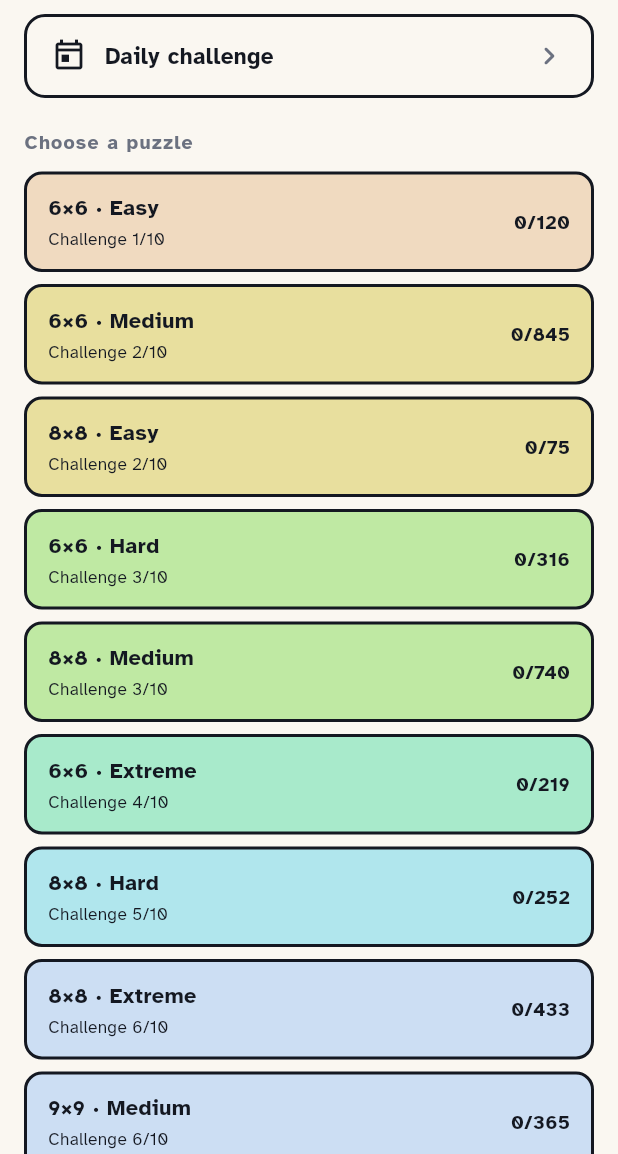
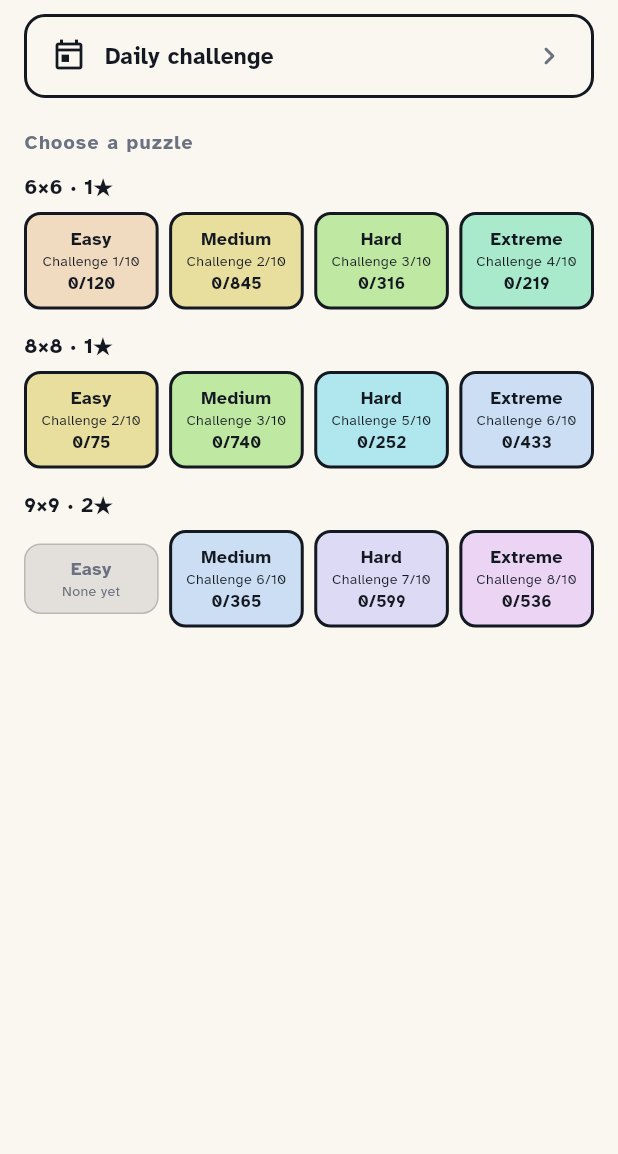
Before and after one commit to vitorA-Q/nodro, a Flutter app: the screen it shows after launch, on a phone screen of 412 x 824 dp, the part 82-1236 px from its top. Run offline on Flutter 3.47's test engine with Material 3 defaults, Android fonts, the phone set to English and light mode, and no system bars; our stand-ins replace shared_preferences.

Commit message:
fix(ui): block 1 corrections to the hub, header, picker and daily
1.1 HUB back to a grid by size: one row per board size, four difficulty tiles
across. Ordering the whole hub by global challenge was tried and it destroyed
the grouping the eye relies on, turning the hub into a long flat list. The
challenge number keeps doing its job of making sizes comparable without having
to dictate the layout to do it. Each tile carries label, challenge, solved
count and best time.

1.2 PUZZLE NUMBER in the play header and in the share text. LibraryPuzzle now
carries a one-based position within its group.

1.3 PICKER is a grid of real board thumbnails, drawn with the actual board
painter on an empty grid so a thumbnail can never drift from the board it
promises. The repeated challenge badge is gone: within a group every puzzle has
the same size and tier by construction, so the number was noise and the shape
is what distinguishes one board from another. Per-puzzle best times are now
recorded and shown.

1.4 THE DAILY does not offer another puzzle. Handing out a fresh board at the
exact moment one-per-day should become clear would argue against the mechanic
while announcing it, so the daily completion sheet offers share and back only.

Full suite: 87 passed, 1 skipped.

Co-Authored-By: Claude Opus 5 <noreply@anthropic.com>

```diff
--- a/lib/data/progress_repository.dart
+++ b/lib/data/progress_repository.dart
@@ -19,6 +19,17 @@ abstract class ProgressRepository {
 
   /// Best time in seconds for a group, or null if never finished.
   int? bestTime(String groupKey);
+
+  /// Best time for one specific puzzle, or null if never finished.
+  int? timeFor(String puzzleId);
+
+  /// Every recorded per-puzzle time, for the statistics screen.
+  Map<String, int> allTimes();
+
+  /// How many hints have been taken, per technique id.
+  Map<String, int> hintCounts();
+
+  Future<void> recordHint(String techniqueId);
 
   /// The game in progress, as an opaque blob, or null.
   String? savedGame();
@@ -87,10 +98,14 @@ class SharedPrefsProgressRepository implements ProgressRepository {
   static const String _gameKey = 'nodro.game.v1';
   static const String _dailyKey = 'nodro.daily.v2';
   static const String _autoMarkKey = 'nodro.automark.v1';
+  static const String _timesKey = 'nodro.times.v1';
+  static const String _hintsKey = 'nodro.hints.v1';
 
   SharedPreferences? _prefs;
   Map<String, Set<String>> _solved = <String, Set<String>>{};
   Map<String, int> _best = <String, int>{};
+  Map<String, int> _times = <String, int>{};
+  Map<String, int> _hints = <String, int>{};
   Map<String, DailyResult> _daily = <String, DailyResult>{};
 
   @override
@@ -111,6 +126,16 @@ class SharedPrefsProgressRepository implements ProgressRepository {
       if (rawBest != null) {
         final decoded = jsonDecode(rawBest) as Map<String, dynamic>;
         _best = decoded.map((key, value) => MapEntry(key, value as int));
+      }
+      final rawTimes = _prefs!.getString(_timesKey);
+      if (rawTimes != null) {
+        _times = (jsonDecode(rawTimes) as Map<String, dynamic>)
+            .map((key, value) => MapEntry(key, value as int));
+      }
+      final rawHints = _prefs!.getString(_hintsKey);
+      if (rawHints != null) {
+        _hints = (jsonDecode(rawHints) as Map<String, dynamic>)
+            .map((key, value) => MapEntry(key, value as int));
       }
       final rawDaily = _prefs!.getString(_dailyKey);
       if (rawDaily != null) {
@@ -142,15 +167,35 @@ class SharedPrefsProgressRepository implements ProgressRepository {
     if (previous == null || seconds < previous) {
       _best[groupKey] = seconds;
     }
+    final previousForPuzzle = _times[puzzleId];
+    if (previousForPuzzle == null || seconds < previousForPuzzle) {
+      _times[puzzleId] = seconds;
+    }
     await _prefs?.setString(
         _solvedKey,
         jsonEncode(
             _solved.map((key, value) => MapEntry(key, value.toList()))));
     await _prefs?.setString(_bestKey, jsonEncode(_best));
+    await _prefs?.setString(_timesKey, jsonEncode(_times));
   }
 
   @override
   int? bestTime(String groupKey) => _best[groupKey];
+
+  @override
+  int? timeFor(String puzzleId) => _times[puzzleId];
+
+  @override
+  Map<String, int> allTimes() => Map<String, int>.unmodifiable(_times);
+
+  @override
+  Map<String, int> hintCounts() => Map<String, int>.unmodifiable(_hints);
+
+  @override
+  Future<void> recordHint(String techniqueId) async {
+    _hints[techniqueId] = (_hints[techniqueId] ?? 0) + 1;
+    await _prefs?.setString(_hintsKey, jsonEncode(_hints));
+  }
 
   @override
   String? savedGame() => _prefs?.getString(_gameKey);
@@ -198,6 +243,8 @@ class InMemoryProgressRepository implements ProgressRepository {
   final Map<String, Set<String>> _solved = <String, Set<String>>{};
   final Map<String, int> _best = <String, int>{};
   final Map<String, DailyResult> _daily = <String, DailyResult>{};
+  final Map<String, int> _times = <String, int>{};
+  final Map<String, int> _hints = <String, int>{};
   String? _game;
   AutoMarkSetting _autoMark = 'full';
 
@@ -216,10 +263,28 @@ class InMemoryProgressRepository implements ProgressRepository {
     if (previous == null || seconds < previous) {
       _best[groupKey] = seconds;
     }
+    final previousForPuzzle = _times[puzzleId];
+    if (previousForPuzzle == null || seconds < previousForPuzzle) {
+      _times[puzzleId] = seconds;
+    }
   }
 
   @override
   int? bestTime(String groupKey) => _best[groupKey];
+
+  @override
+  int? timeFor(String puzzleId) => _times[puzzleId];
+
+  @override
+  Map<String, int> allTimes() => Map<String, int>.unmodifiable(_times);
+
+  @override
+  Map<String, int> hintCounts() => Map<String, int>.unmodifiable(_hints);
+
+  @override
+  Future<void> recordHint(String techniqueId) async {
+    _hints[techniqueId] = (_hints[techniqueId] ?? 0) + 1;
+  }
 
   @override
   String? savedGame() => _game;
--- a/lib/data/puzzle_library.dart
+++ b/lib/data/puzzle_library.dart
@@ -39,12 +39,16 @@ class PuzzleGroup {
 
 /// A puzzle plus where it came from, so progress can be recorded against it.
 class LibraryPuzzle {
-  const LibraryPuzzle(this.id, this.group, this.entry);
+  const LibraryPuzzle(this.id, this.group, this.entry, [this.number = 0]);
 
   /// Stable within a given bank build.
   final String id;
   final PuzzleGroup group;
   final BankEntry entry;
+
+  /// One-based position within its group. What the player sees as "#55", and
+  /// what makes a shared result point at a specific board.
+  final int number;
 }
 
 /// The whole shipped bank, grouped for the selection screen.
@@ -71,11 +75,10 @@ class PuzzleLibrary {
       final entries = bank.entries;
       for (var index = 0; index < entries.length; index++) {
         final entry = entries[index];
-        final group =
-            PuzzleGroup(size, stars, Difficulty.of(entry.tier));
-        byGroup
-            .putIfAbsent(group.key, () => <LibraryPuzzle>[])
-            .add(LibraryPuzzle('${size}x$size#$index', group, entry));
+        final group = PuzzleGroup(size, stars, Difficulty.of(entry.tier));
+        final bucket = byGroup.putIfAbsent(group.key, () => <LibraryPuzzle>[]);
+        bucket.add(LibraryPuzzle(
+            '${size}x$size#$index', group, entry, bucket.length + 1));
       }
     }
 
@@ -108,19 +111,16 @@ class PuzzleLibrary {
       List<LibraryPuzzle>.unmodifiable(
           _byGroup[group.key] ?? const <LibraryPuzzle>[]);
 
-  /// Groups ordered by how hard they actually are, across sizes.
+  /// Groups for one board size, in difficulty order.
   ///
-  /// Ordering by board size hides the thing the challenge number exists to
-  /// reveal: a 6x6 Extreme is genuinely easier than a 9x9 Medium, and a hub
-  /// sorted by size argues the opposite every time it is opened.
-  List<PuzzleGroup> get groupsByChallenge {
-    final all = groups.where((group) => countIn(group) > 0).toList();
-    all.sort((a, b) {
-      final byChallenge = a.challenge.compareTo(b.challenge);
-      return byChallenge != 0 ? byChallenge : a.size.compareTo(b.size);
-    });
-    return all;
-  }
+  /// The hub is laid out as one ROW per size — a flat list ordered by challenge
+  /// was tried and destroyed the grouping the eye relies on. The challenge
+  /// number still does its job of making sizes comparable; it just does not
+  /// need to dictate the layout to do it.
+  List<PuzzleGroup> groupsForSize(int size, int stars) => <PuzzleGroup>[
+        for (final difficulty in Difficulty.values)
+          PuzzleGroup(size, stars, difficulty),
+      ];
 
   /// Picks a puzzle the player has not finished yet.
   ///
--- a/lib/ui/screens/select_screen.dart
+++ b/lib/ui/screens/select_screen.dart
@@ -5,6 +5,7 @@ import '../../data/puzzle_library.dart';
 import '../../engine/core/deterministic_random.dart';
 import '../../l10n/app_localizations.dart';
 import '../format.dart';
+import '../theme/difficulty.dart';
 import '../theme/nodro_theme.dart';
 import 'pick_screen.dart';
 import 'play_screen.dart';
@@ -273,17 +274,50 @@ class _SelectScreenState extends State<SelectScreen> {
                   ),
                 ),
                 const SizedBox(height: 10),
-                for (final group in widget.library.groupsByChallenge)
+                // One ROW per board size, four blocks across. A flat list
+                // ordered by challenge was tried and destroyed the grouping the
+                // eye relies on; the challenge number still makes sizes
+                // comparable without having to dictate the layout.
+                for (final (size, stars) in PuzzleLibrary.shippedSizes)
                   Padding(
-                    padding: const EdgeInsets.only(bottom: 8),
-                    child: _GroupRow(
+                    padding: const EdgeInsets.only(bottom: 14),
+                    child: Column(
+                      crossAxisAlignment: CrossAxisAlignment.start,
+                      children: <Widget>[
+                        Text(
+                          '$size×$size · $stars★',
+                          style: TextStyle(
+                            color: palette.ink,
+                            fontSize: 14,
+                            fontWeight: FontWeight.w700,
+                          ),
+                        ),
+                        const SizedBox(height: 6),
+                        Row(
+                          children: <Widget>[
+                            for (final group
+                                in widget.library.groupsForSize(size, stars))
+                              ...<Widget>[
+                              Expanded(
+                                child: _GroupTile(
                                   palette: palette,
                                   l10n: l10n,
                                   group: group,
                                   total: widget.library.countIn(group),
-                      solved: widget.progress.solvedIn(group.key).length,
-                      bestTime: widget.progress.bestTime(group.key),
+                                  solved: widget.progress
+                                      .solvedIn(group.key)
+                                      .length,
+                                  bestTime:
+                                      widget.progress.bestTime(group.key),
                                   onTap: () => _openGroup(group),
+                                ),
+                              ),
+                              if (group.difficulty != Difficulty.values.last)
+                                const SizedBox(width: 7),
+                            ],
+                          ],
+                        ),
+                      ],
                     ),
                   ),
               ],
@@ -295,8 +329,8 @@ class _SelectScreenState extends State<SelectScreen> {
   }
 }
 
-class _GroupRow extends StatelessWidget {
-  const _GroupRow({
+class _GroupTile extends StatelessWidget {
+  const _GroupTile({
     required this.palette,
     required this.l10n,
     required this.group,
@@ -316,68 +350,89 @@ class _GroupRow extends StatelessWidget {
 
   @override
   Widget build(BuildContext context) {
-    final complete = solved >= total && total > 0;
+    // A group can legitimately be empty: a 9x9 with two stars is never solvable
+    // by tier-1 techniques alone, so it has no Easy puzzles at all. Greying the
+    // tile is more honest than leaving a hole in the row.
+    final available = total > 0;
+    final complete = available && solved >= total;
 
     return Semantics(
-      button: true,
+      button: available,
       label: '${group.size}x${group.size} '
           '${group.difficulty.label(l10n)}, $solved/$total',
       child: InkWell(
-        onTap: onTap,
-        borderRadius: BorderRadius.circular(12),
+        onTap: available ? onTap : null,
+        borderRadius: BorderRadius.circular(11),
         child: Container(
-          padding: const EdgeInsets.symmetric(horizontal: 14, vertical: 12),
+          padding: const EdgeInsets.symmetric(horizontal: 6, vertical: 9),
           decoration: BoxDecoration(
-            color: palette
-                .regionTints[group.challenge % palette.regionTints.length],
-            borderRadius: BorderRadius.circular(12),
-            border: Border.all(color: palette.ink, width: 2),
+            color: available
+                ? palette
+                    .regionTints[group.challenge % palette.regionTints.length]
+                : palette.neighbourWash,
+            borderRadius: BorderRadius.circular(11),
+            border: Border.all(
+              color: available ? palette.ink : palette.hairline,
+              width: available ? 2 : 1,
             ),
-          child: Row(
-            children: <Widget>[
-              Expanded(
+          ),
           child: Column(
-                  crossAxisAlignment: CrossAxisAlignment.start,
+            mainAxisSize: MainAxisSize.min,
             children: <Widget>[
               Text(
-                      '${group.size}×${group.size} · '
-                      '${group.difficulty.label(l10n)}',
+                group.difficulty.label(l10n),
+                textAlign: TextAlign.center,
                 maxLines: 1,
                 overflow: TextOverflow.ellipsis,
                 style: TextStyle(
-                        color: palette.ink,
-                        fontSize: 14.5,
+                  color: available ? palette.ink : palette.inkSoft,
+                  fontSize: 12,
+                  height: 1.15,
                   fontWeight: FontWeight.w700,
                 ),
               ),
               const SizedBox(height: 2),
               Text(
-                      '${l10n.challengeBadge(group.challenge)}'
-                      '${bestTime != null ? ' · ${l10n.selectBestTime(formatDuration(bestTime!))}' : ''}',
+                available
+                    ? l10n.challengeBadge(group.challenge)
+                    : l10n.selectEmptyGroup,
+                textAlign: TextAlign.center,
                 maxLines: 1,
                 overflow: TextOverflow.ellipsis,
-                      style: TextStyle(color: palette.ink, fontSize: 11.5),
-                    ),
-                  ],
+                style: TextStyle(
+                  color: available ? palette.ink : palette.inkSoft,
+                  fontSize: 9.5,
+                  height: 1.15,
                 ),
               ),
-              const SizedBox(width: 10),
-              Column(
-                crossAxisAlignment: CrossAxisAlignment.end,
-                children: <Widget>[
+              if (available) ...<Widget>[
+                const SizedBox(height: 3),
                 Text(
                   '$solved/$total',
+                  maxLines: 1,
+                  overflow: TextOverflow.ellipsis,
                   style: TextStyle(
                     color: palette.ink,
-                      fontSize: 13,
+                    fontSize: 11,
+                    height: 1.15,
                     fontWeight: FontWeight.w700,
+                  ),
+                ),
+                if (bestTime != null)
+                  Text(
+                    formatDuration(bestTime!),
+                    maxLines: 1,
+                    overflow: TextOverflow.ellipsis,
+                    style: TextStyle(
+                      color: palette.ink,
+                      fontSize: 9.5,
+                      height: 1.15,
                     ),
                   ),
                 if (complete)
                   Icon(Icons.check_circle_rounded,
-                        color: palette.success, size: 16),
+                      color: palette.success, size: 13),
               ],
-              ),
             ],
           ),
         ),
```
Also changed, not shown: lib/ui/screens/pick_screen.dart (+107 -74 lines), lib/ui/screens/play_screen.dart (+3 -5 lines), lib/ui/screens/won_sheet.dart (+36 -3 lines), lib/ui/widgets/board_thumbnail.dart (added, +43 -0 lines). Lines whose indentation alone changed are shown as unchanged.
